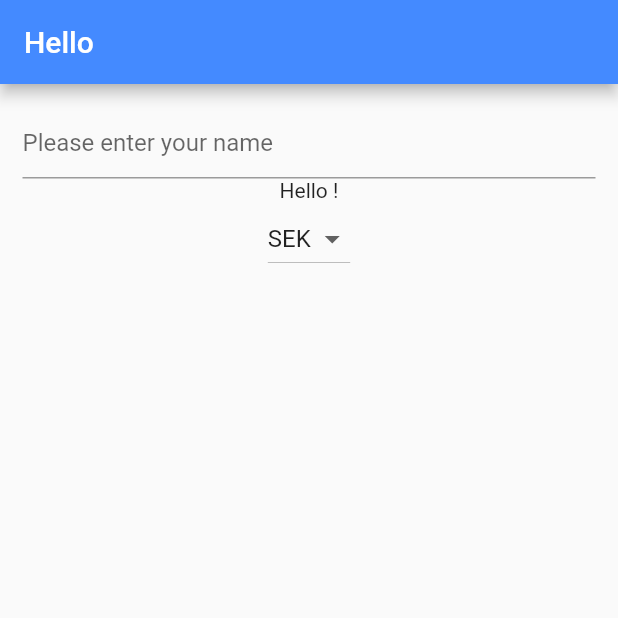
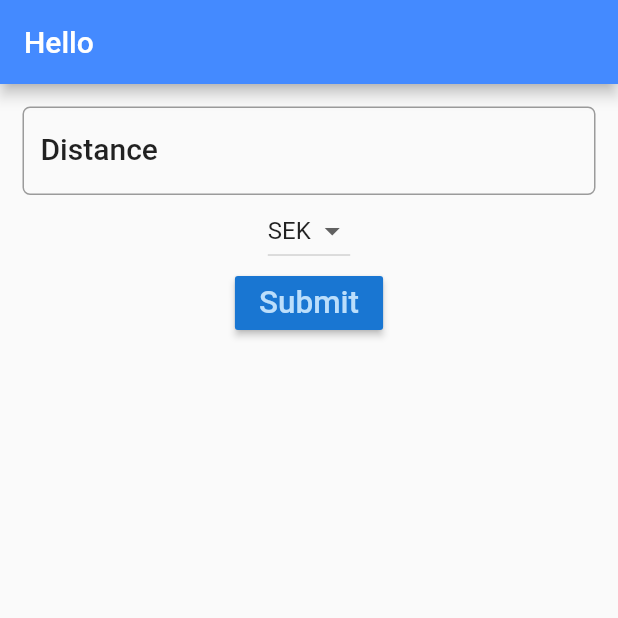
Before and after one commit to vibhakarsarswat/fpr_tripCostCalculator, a Flutter app: the screen it shows after launch, on a phone screen of 412 x 824 dp, the top half of it. Run offline on Flutter 3.47's test engine with Material 2 defaults, Android fonts, the phone set to English and light mode, and no system bars.

Commit message:
Refactoring and UI implementation. 1. Updated 'title' 2. Renamed and refactored 'HelloYou' class to 'FuelForm' 3. UI: Added Controller to the TextField i.e.'distanceController', 4. UI: Added a RaisedButton to get the content of the TextField using 'distanceController'. 5. UI: Added a 'Text' widget that displays the content fetched by RaisedButton's 'onPressed' method

```diff
--- a/lib/main.dart
+++ b/lib/main.dart
@@ -7,26 +7,31 @@ class MyApp extends StatelessWidget {
   @override
   Widget build(BuildContext context) {
     return MaterialApp(
-      title: "Hello You",
-      home: HelloYou(),
+      title: "Trip Cost Calculator",
+      home: FuelForm(),
     );
   }
 }
 
-class HelloYou extends StatefulWidget {
+class FuelForm extends StatefulWidget {
   @override
-  State<StatefulWidget> createState() => _HelloYouState();
+  State<StatefulWidget> createState() => _FuelFormState();
 }
 
-class _HelloYouState extends State<HelloYou> {
+class _FuelFormState extends State<FuelForm> {
 
-  String name = '';
+  String result = '';
+  String _currency = 'SEK';     // This will be used as the default dropdown item/currency.
+  final _currencies = ['USD', 'EUR', 'GBP', 'SEK'];     // This list will be used for displaying as dropdown items.
+  final distanceController = TextEditingController();
 
-  final _currencies = ['USD', 'EUR', 'GBP', 'SEK'];     // This list will be used for displaying as dropdown items.
-  String _currency = 'SEK';     // This will be used as the default dropdown item/currency.
 
   @override
   Widget build(BuildContext context) {
+
+    // refer more TextTheme here: https://docs.flutter.io/flutter/material/TextTheme-class.html
+    TextStyle textStyle = Theme.of(context).textTheme.title;
+
     return Scaffold (
       appBar: AppBar(
         title: Text("Hello"),
@@ -37,20 +42,23 @@ class _HelloYouState extends State<HelloYou> {
         child: Column(
           children: <Widget>[
 
+
             TextField(
-              decoration: InputDecoration(hintText: 'Please enter your name'),
-              onSubmitted: (String string) {
-                setState(() {
-                  // Assigning the value Entered in the TextField to the 'name' variable
-                  name = string;
-                });
-              },
+              // Setting the Controller for this TestField to 'distanceController'
+              controller: distanceController,
+              decoration: InputDecoration(
+                hintText: 'Please enter your name',
+                labelText: 'Distance',
+                labelStyle: textStyle,
+                border: OutlineInputBorder(
+                  borderRadius: BorderRadius.circular(5.0),
+                )
+              ),
+              keyboardType: TextInputType.number,
             ),
 
-            Text('Hello ' + name + '!'),
 
             DropdownButton<String> (
-
               // value --> It will be used as the currently selected item, or null if no item has been selected.
               value: _currency,
 
@@ -62,12 +70,31 @@ class _HelloYouState extends State<HelloYou> {
                 );
               }).toList(),
 
-
               // If 'value' is null then the menu is popped up as if the first item was selected.
               onChanged: (String newValue) {
                 _onDropDownChanged(newValue);
               },
             ),
+
+            RaisedButton(
+              color: Theme.of(context).primaryColorDark,
+              textColor: Theme.of(context).primaryColorLight,
+              onPressed: () {
+                setState(() {
+                  result = distanceController.text;
+                });
+              },
+
+              // Text to display on 'Button' widget
+              child: Text(
+                'Submit',
+                // 'textScaleFactor' is used to change the text size
+                textScaleFactor: 1.5,
+              ),
+            ),
+
+            Text(result),
+
           ],
         ),
       ),
```
